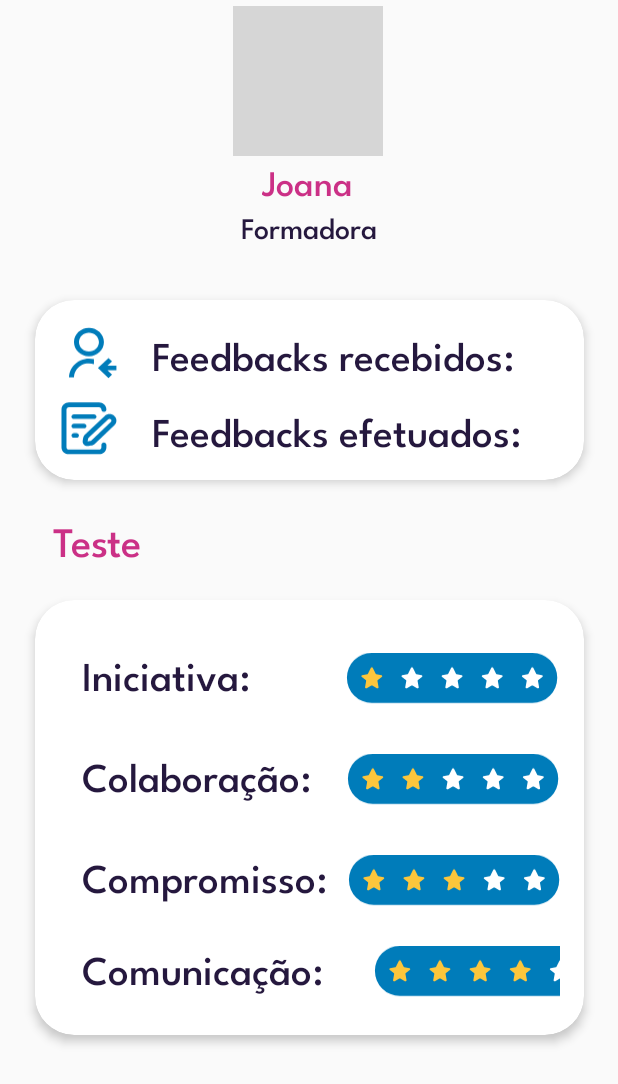
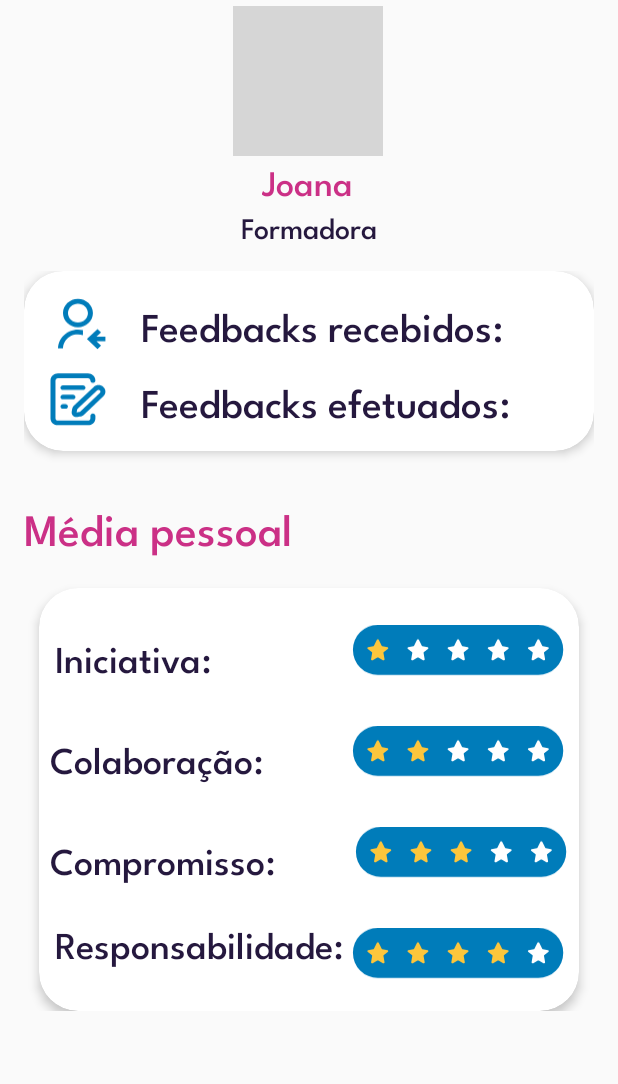
Before and after one commit to HrachK777/Kotlin-Firebase-for-Mobile-APP, an Android app: the fragment ProfileUserFragment shown on its own in the app's theme, on a phone screen of 412 x 824 dp. Shown: the top 1084 px of the screen. Run offline under Robolectric (Android 15) with nearby library versions, the phone set to English and light mode, and no system bars; grey boxes are pictures that could not be loaded.

Commit message:
General updates.

```diff
--- a/app/src/main/res/layout/activity_home.xml
+++ b/app/src/main/res/layout/activity_home.xml
@@ -133,6 +133,4 @@
             app:layout_constraintTop_toBottomOf="@id/icon_home"/>
 
     </androidx.constraintlayout.widget.ConstraintLayout>
-
-
 </androidx.constraintlayout.widget.ConstraintLayout>
--- a/app/src/main/res/layout/fragment_feedbacks_feed.xml
+++ b/app/src/main/res/layout/fragment_feedbacks_feed.xml
@@ -14,9 +14,9 @@
         android:layout_height="wrap_content"
         android:fontFamily="@font/league_spartan_medium"
         android:text="Últimas notícias"
-        android:layout_marginTop="60dp"
+        android:layout_marginTop="65dp"
         android:textColor="#CB3086"
-        android:textSize="28sp"
+        android:textSize="30sp"
         app:layout_constraintHorizontal_bias="0.2"
         app:layout_constraintTop_toTopOf="parent"
         app:layout_constraintEnd_toEndOf="parent"
--- a/app/src/main/res/layout/fragment_historic_given.xml
+++ b/app/src/main/res/layout/fragment_historic_given.xml
@@ -38,7 +38,7 @@
         <LinearLayout
             android:layout_width="match_parent"
             android:layout_height="wrap_content"
-            android:layout_marginTop="30dp"
+            android:layout_marginTop="20dp"
             android:orientation="vertical"
             android:gravity="center_horizontal">
 
--- a/app/src/main/res/layout/fragment_historic_received.xml
+++ b/app/src/main/res/layout/fragment_historic_received.xml
@@ -19,7 +19,7 @@
         android:id="@+id/average_title"
         android:layout_width="wrap_content"
         android:layout_height="wrap_content"
-        android:layout_marginTop="60dp"
+        android:layout_marginTop="50dp"
         android:layout_marginStart="35dp"
         android:fontFamily="@font/league_spartan_medium"
         android:text="Feedbacks recebidos"
@@ -38,7 +38,7 @@
         <LinearLayout
             android:layout_width="match_parent"
             android:layout_height="wrap_content"
-            android:layout_marginTop="30dp"
+            android:layout_marginTop="20dp"
             android:orientation="vertical"
             android:gravity="center_horizontal">
 
--- a/app/src/main/res/layout/fragment_profile_user.xml
+++ b/app/src/main/res/layout/fragment_profile_user.xml
@@ -1,13 +1,10 @@
 <?xml version="1.0" encoding="utf-8"?>
-<androidx.constraintlayout.widget.ConstraintLayout
-    android:id="@+id/fragment_container_profile_user"
-    xmlns:android="http://schemas.android.com/apk/res/android"
-    xmlns:tools="http://schemas.android.com/tools"
+<androidx.constraintlayout.widget.ConstraintLayout xmlns:android="http://schemas.android.com/apk/res/android"
+    xmlns:app="http://schemas.android.com/apk/res-auto"
     android:layout_width="match_parent"
     android:layout_height="match_parent"
-    xmlns:app="http://schemas.android.com/apk/res-auto"
+    xmlns:tools="http://schemas.android.com/tools"
     android:background="@android:color/transparent">
-
 
     <!-- User Photo -->
     <ImageView
@@ -49,18 +46,27 @@
         app:layout_constraintStart_toStartOf="parent"
         app:layout_constraintTop_toBottomOf="@id/user_name"/>
 
-    <!-- CardView received and given feedbacks -->
+    <!-- ScrollView starting from card_view_feedbacks -->
+    <ScrollView
+        android:layout_width="match_parent"
+        android:layout_height="0dp"
+        app:layout_constraintTop_toBottomOf="@id/job_name"
+        app:layout_constraintBottom_toBottomOf="parent">
+
+        <LinearLayout
+            android:layout_width="match_parent"
+            android:layout_height="wrap_content"
+            android:orientation="vertical"
+            android:padding="16dp">
+
+            <!-- CardView for received and given feedbacks -->
             <androidx.cardview.widget.CardView
                 android:id="@+id/card_view_feedbacks"
-        android:layout_width="366dp"
+                android:layout_width="match_parent"
                 android:layout_height="120dp"
                 app:cardBackgroundColor="@android:color/white"
                 app:cardElevation="4dp"
-        app:cardCornerRadius="26dp"
-        android:layout_marginTop="200dp"
-        app:layout_constraintTop_toTopOf="parent"
-        app:layout_constraintEnd_toEndOf="parent"
-        app:layout_constraintStart_toStartOf="parent">
+                app:cardCornerRadius="26dp">
 
                 <LinearLayout
                     android:layout_width="match_parent"
@@ -126,35 +132,28 @@
                 android:id="@+id/average_title"
                 android:layout_width="wrap_content"
                 android:layout_height="wrap_content"
-        android:layout_marginTop="20dp"
+                android:layout_marginTop="30dp"
                 android:fontFamily="@font/league_spartan_medium"
-        android:text="Teste"
+                android:text="Média pessoal"
                 android:textColor="#CB3086"
-        android:textSize="28sp"
-        app:layout_constraintEnd_toEndOf="parent"
-        app:layout_constraintHorizontal_bias="0.1"
-        app:layout_constraintStart_toStartOf="parent"
-        app:layout_constraintTop_toBottomOf="@id/card_view_feedbacks"/>
+                android:textSize="30sp"/>
 
-    <!-- CardView personal average -->
+            <!-- CardView for personal average -->
             <androidx.cardview.widget.CardView
                 android:id="@+id/card_view_average"
-        android:layout_width="366dp"
+                android:layout_width="wrap_content"
                 android:layout_height="wrap_content"
                 app:cardBackgroundColor="@android:color/white"
                 app:cardElevation="4dp"
+                android:layout_gravity="center"
                 app:cardCornerRadius="26dp"
-        android:layout_marginTop="400dp"
-        app:layout_constraintTop_toTopOf="parent"
-        app:layout_constraintEnd_toEndOf="parent"
-        app:layout_constraintStart_toStartOf="parent">
+                android:layout_marginTop="20dp">
 
                 <LinearLayout
                     android:layout_width="match_parent"
-            android:layout_height="290dp"
+                    android:layout_height="wrap_content"
                     android:orientation="vertical"
-            android:padding="16dp"
-            android:paddingBottom="20dp">
+                    android:padding="5dp">
 
                     <!-- Initiative Section -->
                     <LinearLayout
@@ -162,24 +161,22 @@
                         android:layout_height="wrap_content"
                         android:gravity="center_vertical"
                         android:orientation="horizontal"
-                android:layout_marginTop="12dp"
-                tools:ignore="UseCompoundDrawables">
+                        android:layout_marginTop="12dp">
 
                         <TextView
                             android:layout_width="wrap_content"
                             android:layout_height="wrap_content"
-                    android:layout_marginStart="15dp"
                             android:fontFamily="@font/league_spartan_medium"
                             android:text="@string/iniciativa"
                             android:textColor="#25183E"
-                    android:layout_marginBottom="7dp"
-                    android:textSize="27sp" />
+                            android:layout_marginStart="5dp"
+                            android:textSize="25sp"/>
 
                         <ImageView
                             android:id="@+id/one_star_image"
                             android:layout_width="150dp"
                             android:layout_height="57dp"
-                    android:layout_marginStart="60dp"
+                            android:layout_marginStart="90dp"
                             android:contentDescription="@string/stars_icon"
                             android:src="@drawable/one_stars_profile_card"/>
                     </LinearLayout>
@@ -196,18 +193,17 @@
                         <TextView
                             android:layout_width="wrap_content"
                             android:layout_height="wrap_content"
-                    android:layout_marginStart="15dp"
                             android:fontFamily="@font/league_spartan_medium"
                             android:text="@string/colabora_o"
+                            android:layout_marginStart="2dp"
                             android:textColor="#25183E"
-                    android:layout_marginBottom="7dp"
-                    android:textSize="27sp" />
+                            android:textSize="25sp"/>
 
                         <ImageView
                             android:id="@+id/two_star_image"
                             android:layout_width="150dp"
                             android:layout_height="57dp"
-                    android:layout_marginStart="20dp"
+                            android:layout_marginStart="55dp"
                             android:contentDescription="@string/stars_icon_"
                             android:src="@drawable/two_stars_profile_card"/>
                     </LinearLayout>
@@ -223,48 +219,47 @@
                         <TextView
                             android:layout_width="wrap_content"
                             android:layout_height="wrap_content"
-                    android:layout_marginStart="15dp"
                             android:fontFamily="@font/league_spartan_medium"
                             android:text="@string/compromisso"
                             android:textColor="#25183E"
-                    android:layout_marginBottom="7dp"
-                    android:textSize="27sp" />
+                            android:layout_marginStart="2dp"
+                            android:textSize="25sp"/>
 
                         <ImageView
                             android:id="@+id/three_star_image"
                             android:layout_width="150dp"
                             android:layout_height="57dp"
-                    android:layout_marginStart="10dp"
+                            android:layout_marginStart="49dp"
                             android:contentDescription="@string/stars_icon"
                             android:src="@drawable/three_stars_profile_card"/>
                     </LinearLayout>
 
                     <!-- Capacity Section -->
                     <LinearLayout
-                android:layout_width="match_parent"
+                        android:layout_width="wrap_content"
                         android:layout_height="wrap_content"
-                android:gravity="center_vertical"
                         android:orientation="horizontal"
                         android:layout_marginTop="10dp">
 
                         <TextView
                             android:layout_width="wrap_content"
                             android:layout_height="wrap_content"
-                    android:layout_marginStart="15dp"
                             android:fontFamily="@font/league_spartan_medium"
-                    android:text="@string/capacidade"
+                            android:text="Responsabilidade:"
                             android:textColor="#25183E"
-                    android:layout_marginBottom="7dp"
-                    android:textSize="27sp" />
+                            android:layout_marginStart="5dp"
+                            android:textSize="25sp"/>
 
                         <ImageView
                             android:id="@+id/four_star_image"
                             android:layout_width="150dp"
                             android:layout_height="57dp"
-                    android:layout_marginStart="30dp"
+                            android:layout_marginStart="2dp"
                             android:contentDescription="@string/stars_icon"
                             android:src="@drawable/four_stars_profile_card"/>
                     </LinearLayout>
                 </LinearLayout>
             </androidx.cardview.widget.CardView>
+        </LinearLayout>
+    </ScrollView>
 </androidx.constraintlayout.widget.ConstraintLayout>
```
Also changed, not shown: app/src/main/res/layout/feedback_given_card_view.xml (+11 -11 lines), app/src/main/res/layout/fragment_add.xml (+3 -15 lines), app/src/main/res/layout/fragment_added_feedback.xml (+23 -16 lines), app/src/main/res/layout/fragment_leaderboards.xml (+21 -20 lines), app/src/main/res/values/strings.xml (+4 -4 lines). Lines whose indentation alone changed are shown as unchanged.
